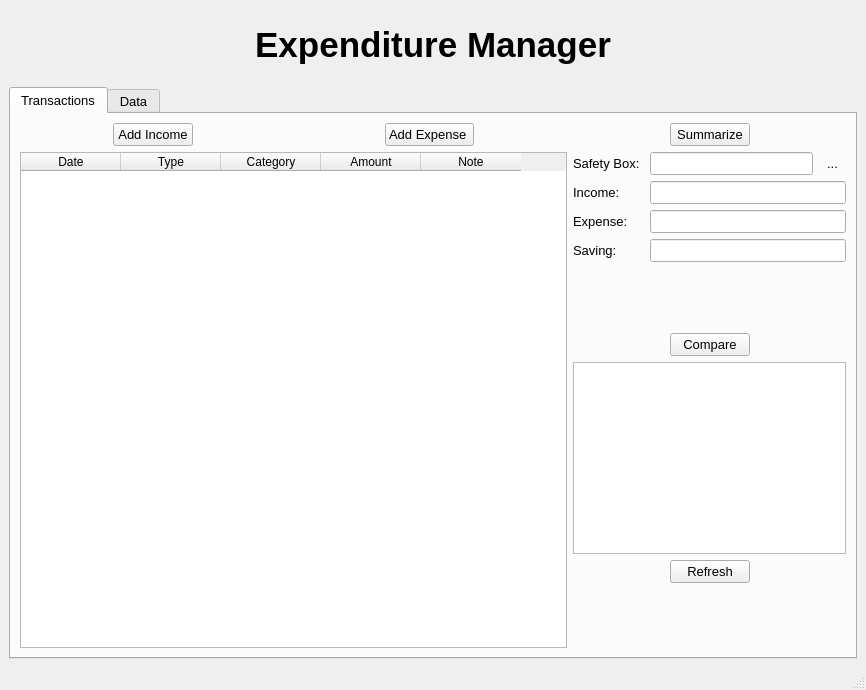
Above: ui_files/Inter_MainWindow.ui from thinh-doan/Expenditure_Manager before the change. Below: the same form after it.
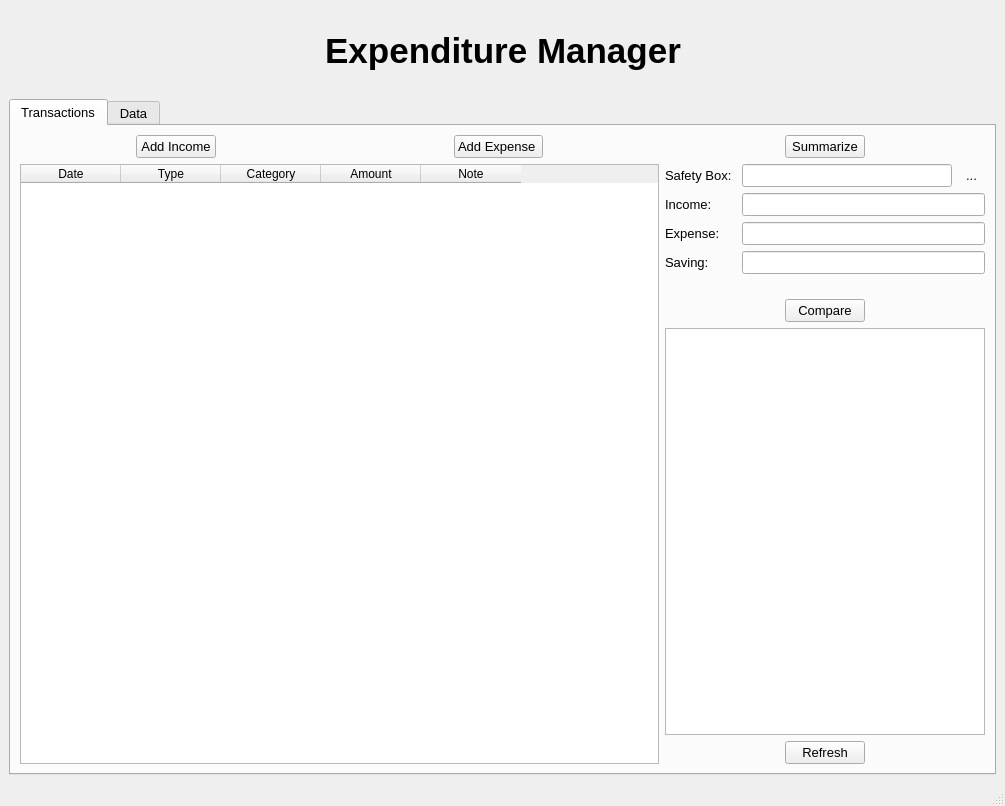
That is the form after the change. Icons and pictures are not drawn.

Commit message: merge code của Trọng

What changed in the file:
```diff
--- a/ui_files/Inter_MainWindow.ui
+++ b/ui_files/Inter_MainWindow.ui
@@ -6,8 +6,8 @@
    <rect>
     <x>0</x>
     <y>0</y>
-    <width>866</width>
-    <height>690</height>
+    <width>1005</width>
+    <height>806</height>
    </rect>
   </property>
   <property name="font">
@@ -152,9 +152,6 @@
             </item>
             <item>
              <widget class="QTableWidget" name="tableInfor">
-              <attribute name="verticalHeaderStretchLastSection">
-               <bool>false</bool>
-              </attribute>
               <column>
                <property name="text">
                 <string>Date</string>
@@ -185,7 +182,7 @@
            </layout>
           </item>
           <item>
-           <layout class="QVBoxLayout" name="verticalLayout" stretch="1,3,1,1,0,1,1">
+           <layout class="QVBoxLayout" name="verticalLayout" stretch="1,3,0,1,10,1">
             <item>
              <layout class="QHBoxLayout" name="horizontalLayout_6">
               <item>
@@ -378,22 +375,6 @@
               </item>
              </layout>
             </item>
-            <item>
-             <spacer name="verticalSpacer_2">
-              <property name="orientation">
-               <enum>Qt::Vertical</enum>
-              </property>
-              <property name="sizeType">
-               <enum>QSizePolicy::Preferred</enum>
-              </property>
-              <property name="sizeHint" stdset="0">
-               <size>
-                <width>20</width>
-                <height>30</height>
-               </size>
-              </property>
-             </spacer>
-            </item>
            </layout>
           </item>
          </layout>
```
Left out of the diff: 2 changed lines with no effect on the pictures. The commit also changes 2 other files.
